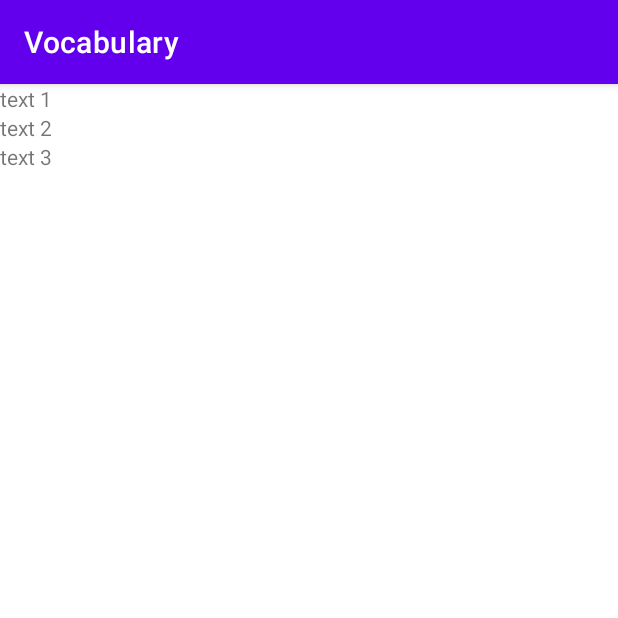
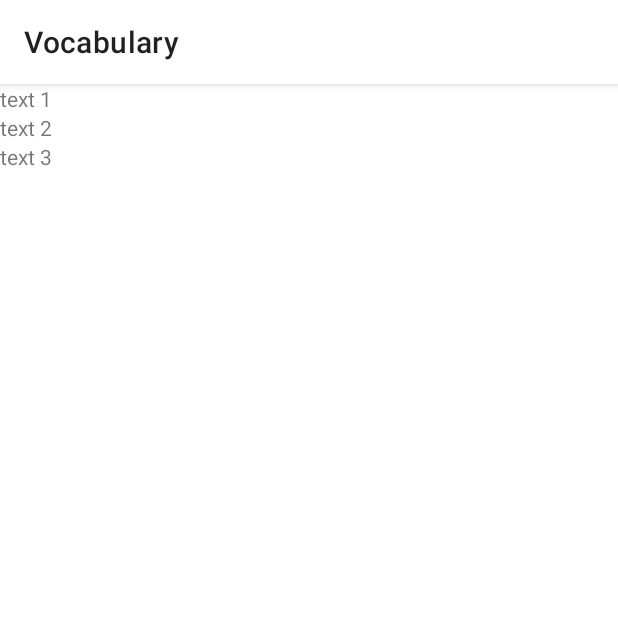
Before and after one commit to YaroslavGorbach-code/Vocabulary, an Android app: the screen it shows after launch (MainActivity), on a phone screen of 412 x 824 dp, the top half of it. Run offline under Robolectric (Android 15) with nearby library versions, the phone set to English and light mode, and no system bars.

Commit message:
Theming changes

```diff
--- a/app/src/main/AndroidManifest.xml
+++ b/app/src/main/AndroidManifest.xml
@@ -8,7 +8,7 @@
         android:label="@string/app_name"
         android:roundIcon="@mipmap/ic_launcher_round"
         android:supportsRtl="true"
-        android:theme="@style/Theme.Vocabulary">
+        android:theme="@style/Vocabulary">
         <activity android:name="yaroslavgorbach.koropapps.vocabulary.MainActivity">
             <intent-filter>
                 <action android:name="android.intent.action.MAIN" />
--- a/app/src/main/res/layout/exercises_list_fragment.xml
+++ b/app/src/main/res/layout/exercises_list_fragment.xml
@@ -4,12 +4,27 @@
     android:layout_width="match_parent"
     android:layout_height="match_parent">
 
+    <com.google.android.material.appbar.AppBarLayout
+        android:id="@+id/app_bar"
+        android:layout_width="match_parent"
+        android:layout_height="wrap_content"
+        app:layout_constraintEnd_toEndOf="parent"
+        app:layout_constraintStart_toStartOf="parent"
+        app:layout_constraintTop_toTopOf="parent">
+
+        <androidx.appcompat.widget.Toolbar
+            android:id="@+id/toolbar"
+            android:layout_width="match_parent"
+            android:layout_height="wrap_content"
+            app:title="@string/app_name" />
+    </com.google.android.material.appbar.AppBarLayout>
+
     <androidx.recyclerview.widget.RecyclerView
         android:id="@+id/exercises_list"
         android:layout_width="match_parent"
-        android:layout_height="match_parent"
+        android:layout_height="0dp"
         app:layout_constraintBottom_toBottomOf="parent"
         app:layout_constraintEnd_toEndOf="parent"
         app:layout_constraintStart_toStartOf="parent"
-        app:layout_constraintTop_toTopOf="parent" />
+        app:layout_constraintTop_toBottomOf="@+id/app_bar" />
 </androidx.constraintlayout.widget.ConstraintLayout>
--- /dev/null
+++ b/app/src/main/res/values-night-v23/styles.xml
@@ -0,0 +1,5 @@
+<?xml version="1.0" encoding="utf-8"?>
+<resources>
+
+    <style name="BaseAppTheme.v23.DayNight" />
+</resources>
--- /dev/null
+++ b/app/src/main/res/values-night-v27/styles.xml
@@ -0,0 +1,5 @@
+<?xml version="1.0" encoding="utf-8"?>
+<resources>
+
+    <style name="BaseAppTheme.v27.DayNight" />
+</resources>
--- /dev/null
+++ b/app/src/main/res/values-night/styles.xml
@@ -0,0 +1,12 @@
+<?xml version="1.0" encoding="utf-8"?>
+<resources>
+    <style name="BaseAppTheme.DayNight">
+        <item name="colorPrimary">#ff7043</item>
+        <item name="colorPrimaryVariant">#ffa270</item>
+        <item name="colorPrimarySurface">#161616</item>
+        <item name="colorSecondary">#fdd835</item>
+        <item name="colorSecondaryVariant">#ffff6b</item>
+        <item name="colorOnPrimary">#fafafa</item>
+        <item name="colorOnSecondary">#fafafa</item>
+    </style>
+</resources>
--- a/app/src/main/res/values-night/themes.xml
+++ /dev/null
@@ -1,16 +0,0 @@
-<resources xmlns:tools="http://schemas.android.com/tools">
-    <!-- Base application theme. -->
-    <style name="Theme.Vocabulary" parent="Theme.MaterialComponents.DayNight.DarkActionBar">
-        <!-- Primary brand color. -->
-        <item name="colorPrimary">@color/purple_200</item>
-        <item name="colorPrimaryVariant">@color/purple_700</item>
-        <item name="colorOnPrimary">@color/black</item>
-        <!-- Secondary brand color. -->
-        <item name="colorSecondary">@color/teal_200</item>
-        <item name="colorSecondaryVariant">@color/teal_200</item>
-        <item name="colorOnSecondary">@color/black</item>
-        <!-- Status bar color. -->
-        <item name="android:statusBarColor" tools:targetApi="l">?attr/colorPrimaryVariant</item>
-        <!-- Customize your theme here. -->
-    </style>
-</resources>
--- /dev/null
+++ b/app/src/main/res/values-v23/styles.xml
@@ -0,0 +1,13 @@
+<?xml version="1.0" encoding="utf-8"?>
+<resources>
+
+    <style name="Vocabulary" parent="BaseAppTheme.v23.DayNight" />
+
+    <style name="BaseAppTheme.v23.DayNight">
+        <item name="android:windowLightStatusBar">true</item>
+    </style>
+
+    <style name="BaseAppTheme.v23" parent="BaseAppTheme.DayNight">
+        <item name="android:statusBarColor">?colorPrimarySurface</item>
+    </style>
+</resources>
--- /dev/null
+++ b/app/src/main/res/values-v27/styles.xml
@@ -0,0 +1,13 @@
+<?xml version="1.0" encoding="utf-8"?>
+<resources>
+
+    <style name="Vocabulary" parent="BaseAppTheme.v27.DayNight" />
+
+    <style name="BaseAppTheme.v27.DayNight">
+        <item name="android:windowLightNavigationBar">true</item>
+    </style>
+
+    <style name="BaseAppTheme.v27" parent="BaseAppTheme.v23.DayNight">
+        <item name="android:navigationBarColor">?android:colorBackground</item>
+    </style>
+</resources>
--- a/app/src/main/res/values/colors.xml
+++ /dev/null
@@ -1,10 +0,0 @@
-<?xml version="1.0" encoding="utf-8"?>
-<resources>
-    <color name="purple_200">#FFBB86FC</color>
-    <color name="purple_500">#FF6200EE</color>
-    <color name="purple_700">#FF3700B3</color>
-    <color name="teal_200">#FF03DAC5</color>
-    <color name="teal_700">#FF018786</color>
-    <color name="black">#FF000000</color>
-    <color name="white">#FFFFFFFF</color>
-</resources>
--- /dev/null
+++ b/app/src/main/res/values/styles.xml
@@ -0,0 +1,22 @@
+<?xml version="1.0" encoding="utf-8"?>
+<resources>
+    <style name="Vocabulary" parent="BaseAppTheme.DayNight" />
+
+    <style name="BaseAppTheme.DayNight" />
+
+    <style name="BaseAppTheme" parent="Theme.MaterialComponents.DayNight.NoActionBar">
+        <item name="colorPrimary">#ff5722</item>
+        <item name="colorPrimaryVariant">#ff8a50</item>
+        <item name="colorSecondary">#ffc107</item>
+        <item name="colorSecondaryVariant">#fff350</item>
+        <item name="colorPrimarySurface">#fff</item>
+        <item name="android:statusBarColor">#222</item>
+        <item name="appBarLayoutStyle">@style/Vocabulary.AppBar</item>
+    </style>
+
+    <style name="Vocabulary.AppBar" parent="@style/Widget.MaterialComponents.AppBarLayout.Primary">
+        <item name="android:background">?colorPrimarySurface</item>
+        <item name="android:elevation">4dp</item>
+    </style>
+
+</resources>
--- a/app/src/main/res/values/themes.xml
+++ /dev/null
@@ -1,16 +0,0 @@
-<resources xmlns:tools="http://schemas.android.com/tools">
-    <!-- Base application theme. -->
-    <style name="Theme.Vocabulary" parent="Theme.MaterialComponents.DayNight.DarkActionBar">
-        <!-- Primary brand color. -->
-        <item name="colorPrimary">@color/purple_500</item>
-        <item name="colorPrimaryVariant">@color/purple_700</item>
-        <item name="colorOnPrimary">@color/white</item>
-        <!-- Secondary brand color. -->
-        <item name="colorSecondary">@color/teal_200</item>
-        <item name="colorSecondaryVariant">@color/teal_700</item>
-        <item name="colorOnSecondary">@color/black</item>
-        <!-- Status bar color. -->
-        <item name="android:statusBarColor" tools:targetApi="l">?attr/colorPrimaryVariant</item>
-        <!-- Customize your theme here. -->
-    </style>
-</resources>
```
